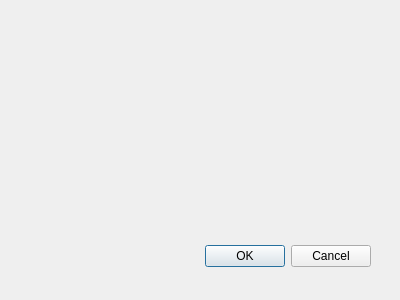
This is BerEditor/passwd_dlg.ui in jykim74/BerEditor as Qt 5 draws it before an edit. The edited form follows.
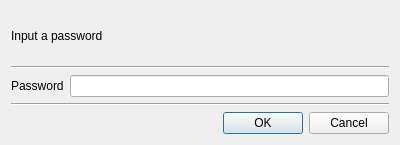
This is the edited form.

Patch:
```diff
--- a/BerEditor/passwd_dlg.ui
+++ b/BerEditor/passwd_dlg.ui
@@ -7,28 +7,84 @@
     <x>0</x>
     <y>0</y>
     <width>400</width>
-    <height>300</height>
+    <height>145</height>
    </rect>
   </property>
   <property name="windowTitle">
    <string>Dialog</string>
   </property>
-  <widget class="QDialogButtonBox" name="buttonBox">
-   <property name="geometry">
-    <rect>
-     <x>30</x>
-     <y>240</y>
-     <width>341</width>
-     <height>32</height>
-    </rect>
-   </property>
-   <property name="orientation">
-    <enum>Qt::Horizontal</enum>
-   </property>
-   <property name="standardButtons">
-    <set>QDialogButtonBox::Cancel|QDialogButtonBox::Ok</set>
-   </property>
-  </widget>
+  <layout class="QVBoxLayout" name="verticalLayout">
+   <item>
+    <widget class="QLabel" name="label">
+     <property name="text">
+      <string>Input a password</string>
+     </property>
+    </widget>
+   </item>
+   <item>
+    <widget class="Line" name="line_2">
+     <property name="orientation">
+      <enum>Qt::Horizontal</enum>
+     </property>
+    </widget>
+   </item>
+   <item>
+    <layout class="QGridLayout" name="gridLayout_2">
+     <item row="0" column="0">
+      <widget class="QLabel" name="label_2">
+       <property name="text">
+        <string>Password</string>
+       </property>
+      </widget>
+     </item>
+     <item row="0" column="1">
+      <widget class="QLineEdit" name="mPasswdText">
+       <property name="echoMode">
+        <enum>QLineEdit::Password</enum>
+       </property>
+      </widget>
+     </item>
+    </layout>
+   </item>
+   <item>
+    <widget class="Line" name="line">
+     <property name="orientation">
+      <enum>Qt::Horizontal</enum>
+     </property>
+    </widget>
+   </item>
+   <item>
+    <layout class="QGridLayout" name="gridLayout">
+     <item row="0" column="1">
+      <widget class="QPushButton" name="mOKBtn">
+       <property name="text">
+        <string>OK</string>
+       </property>
+      </widget>
+     </item>
+     <item row="0" column="2">
+      <widget class="QPushButton" name="mCancelBtn">
+       <property name="text">
+        <string>Cancel</string>
+       </property>
+      </widget>
+     </item>
+     <item row="0" column="0">
+      <spacer name="horizontalSpacer">
+       <property name="orientation">
+        <enum>Qt::Horizontal</enum>
+       </property>
+       <property name="sizeHint" stdset="0">
+        <size>
+         <width>40</width>
+         <height>20</height>
+        </size>
+       </property>
+      </spacer>
+     </item>
+    </layout>
+   </item>
+  </layout>
  </widget>
  <resources/>
  <connections>
```
Left out of the diff: 37 changed lines with no effect on the pictures.
